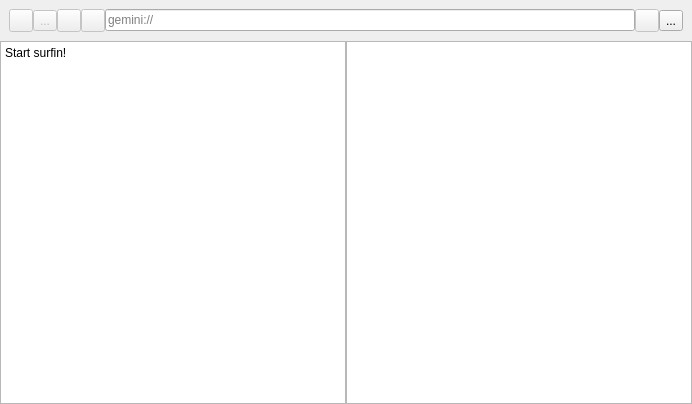
Before: the Qt Designer form browsertab.ui in ikskuh/kristall, drawn with Qt 5.
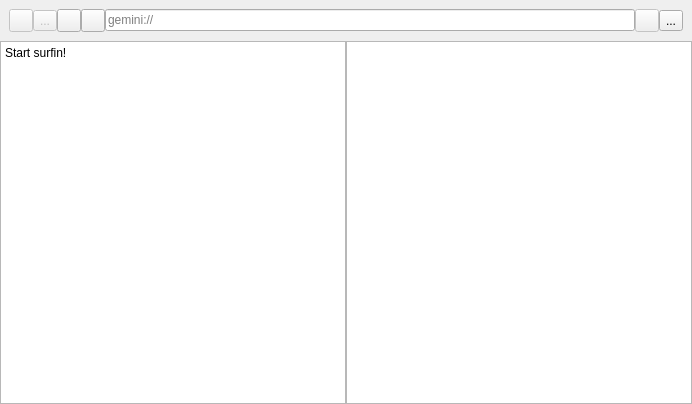
After: the same form once the commit is applied. Icons and pictures are not drawn.

The edit to the form file:
```diff
--- a/browsertab.ui
+++ b/browsertab.ui
@@ -31,6 +31,9 @@
    </property>
    <item>
     <layout class="QHBoxLayout" name="horizontalLayout">
+     <property name="sizeConstraint">
+      <enum>QLayout::SetDefaultConstraint</enum>
+     </property>
      <property name="leftMargin">
       <number>9</number>
      </property>
@@ -74,7 +77,7 @@
      <item>
       <widget class="QToolButton" name="stop_button">
        <property name="enabled">
-        <bool>false</bool>
+        <bool>true</bool>
        </property>
        <property name="text">
         <string/>
@@ -88,7 +91,7 @@
      <item>
       <widget class="QToolButton" name="refresh_button">
        <property name="enabled">
-        <bool>false</bool>
+        <bool>true</bool>
        </property>
        <property name="text">
         <string/>
```
Left out of the diff: 3 changed lines with no effect on the pictures.
